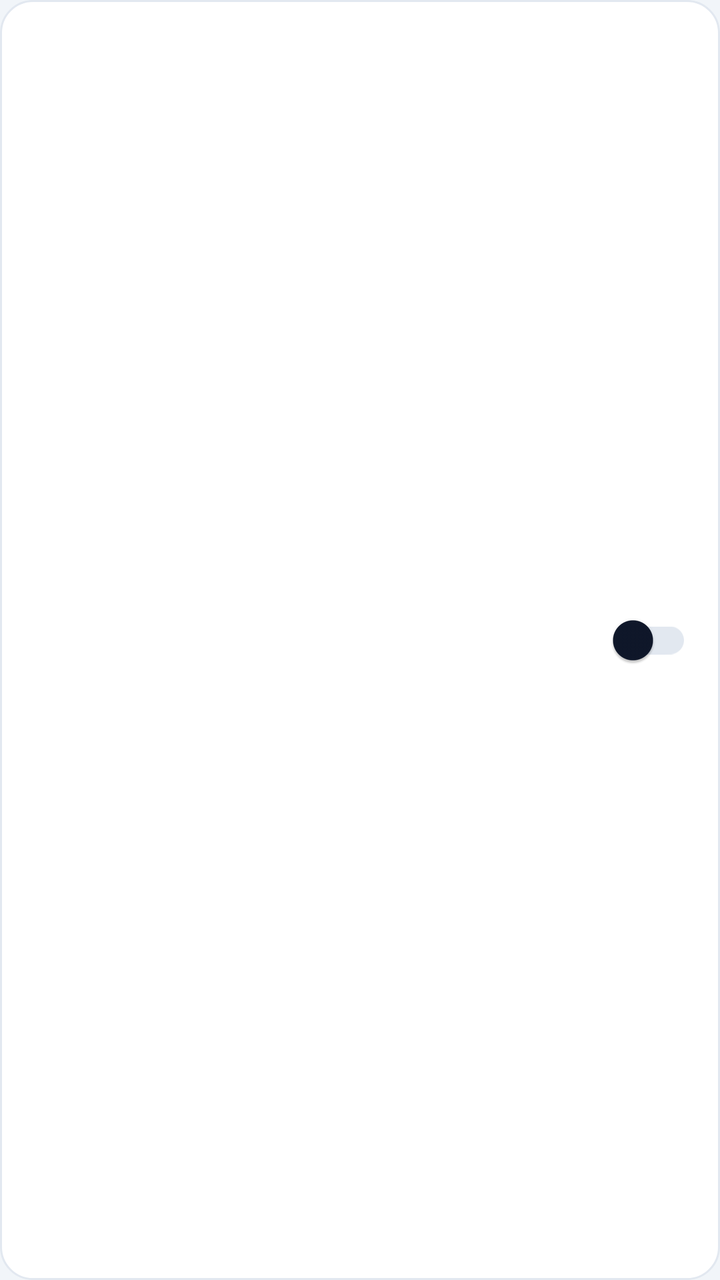
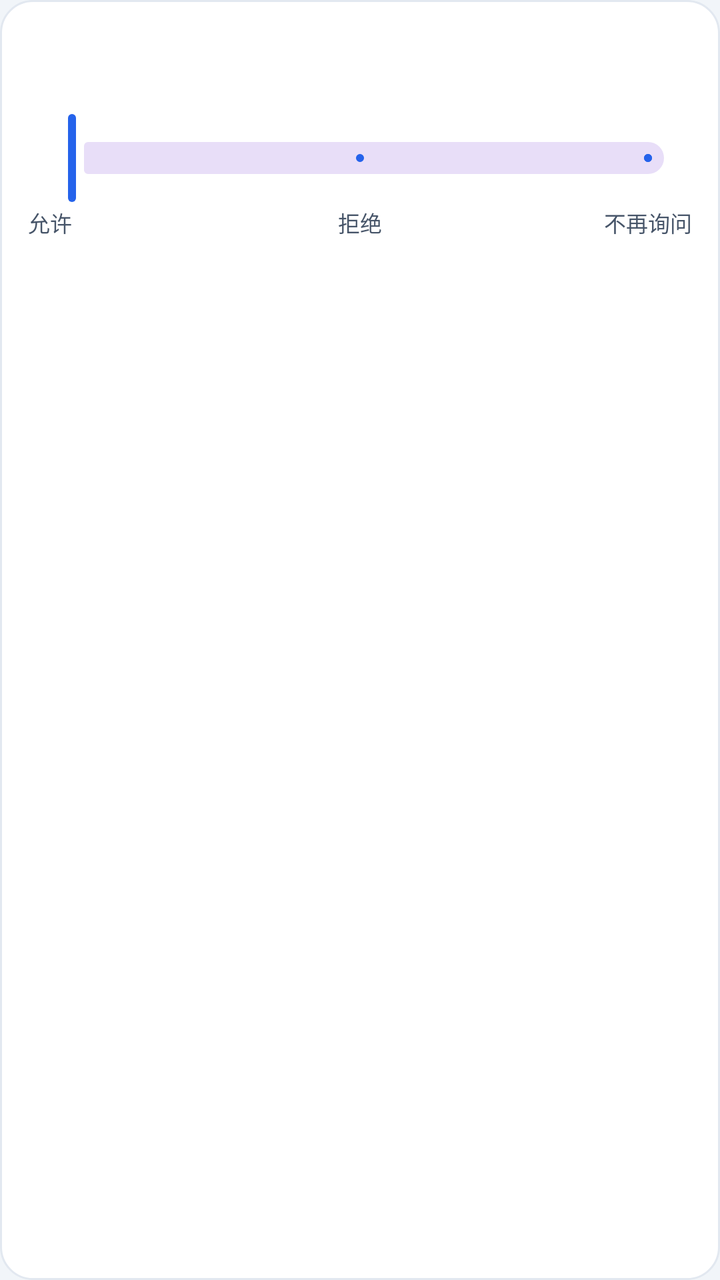

Screens rendered from an Android XML layout before and after an edit, with the pre-edit source and the edit as a unified diff.
<!-- AndroidManifest.xml: application theme Theme.MiniApp -->
<!-- res/layout/item_permission.xml -->
<?xml version="1.0" encoding="utf-8"?>
<androidx.constraintlayout.widget.ConstraintLayout xmlns:android="http://schemas.android.com/apk/res/android"
    xmlns:app="http://schemas.android.com/apk/res-auto"
    android:layout_width="match_parent"
    android:layout_height="wrap_content"
    android:layout_marginBottom="8dp"
    android:background="@drawable/shape_card"
    android:padding="14dp">

    <TextView
        android:id="@+id/tv_perm_name"
        android:layout_width="0dp"
        android:layout_height="wrap_content"
        android:textColor="@color/text_primary"
        android:textSize="15sp"
        app:layout_constraintTop_toTopOf="parent"
        app:layout_constraintStart_toStartOf="parent"
        app:layout_constraintEnd_toStartOf="@id/switch_perm" />

    <TextView
        android:id="@+id/tv_perm_tag"
        android:layout_width="wrap_content"
        android:layout_height="wrap_content"
        android:layout_marginTop="4dp"
        android:textSize="11sp"
        app:layout_constraintTop_toBottomOf="@id/tv_perm_name"
        app:layout_constraintStart_toStartOf="parent" />

    <androidx.appcompat.widget.SwitchCompat
        android:id="@+id/switch_perm"
        android:layout_width="wrap_content"
        android:layout_height="wrap_content"
        app:layout_constraintTop_toTopOf="parent"
        app:layout_constraintEnd_toEndOf="parent"
        app:layout_constraintBottom_toBottomOf="parent" />

</androidx.constraintlayout.widget.ConstraintLayout>
<!-- resources referenced by this layout -->
<resources>
  <color name="text_primary">#0F172A</color>
  <!-- drawable shape_card (drawable) -->
  <shape xmlns:android="http://schemas.android.com/apk/res/android" android:shape="rectangle">
      <solid android:color="@color/bg_card" />
      <corners android:radius="16dp" />
      <stroke android:width="1dp" android:color="@color/divider" />
  </shape>
  <style name="Theme.MiniApp" parent="Theme.Material3.DayNight.NoActionBar">
          
          <item name="colorPrimary">@color/brand_primary</item>
          <item name="colorOnPrimary">@color/brand_on_primary</item>
          <item name="colorPrimaryContainer">@color/brand_primary_container</item>
          <item name="colorOnPrimaryContainer">@color/brand_on_primary_container</item>
          <item name="colorSecondary">@color/brand_accent</item>
          <item name="colorOnSecondary">@color/brand_on_secondary</item>
          <item name="colorSurface">@color/bg_card</item>
          <item name="colorOnSurface">@color/text_primary</item>
          <item name="colorSurfaceVariant">@color/bg_card_raised</item>
          <item name="colorOnSurfaceVariant">@color/text_secondary</item>
          <item name="colorOutline">@color/divider</item>
          <item name="colorError">@color/danger</item>
          <item name="colorOnError">#FFFFFF</item>
          <item name="android:windowBackground">@color/bg_window</item>
          <item name="android:statusBarColor" tools:targetApi="l">@color/brand_primary_dark</item>
          
          <item name="android:windowAnimationStyle">@style/Animation.MiniApp.Activity</item>
          
          <item name="android:alertDialogTheme">@style/ThemeOverlay.MiniApp.RoundedDialog</item>
          <item name="alertDialogTheme">@style/ThemeOverlay.MiniApp.RoundedDialog</item>
          <item name="materialAlertDialogTheme">@style/ThemeOverlay.MiniApp.RoundedDialog</item>
      </style>
  <color name="bg_card">#FFFFFF</color>
  <color name="divider">#E2E8F0</color>
  <color name="brand_primary">#2563EB</color>
  <color name="brand_on_primary">#FFFFFF</color>
  <color name="brand_primary_container">#DBEAFE</color>
  <color name="brand_on_primary_container">#1E3A8A</color>
  <color name="brand_accent">#F59E0B</color>
  <color name="brand_on_secondary">#1A1504</color>
  <color name="bg_card_raised">#F8FAFC</color>
  <color name="text_secondary">#475569</color>
  <color name="danger">#DC2626</color>
  <color name="bg_window">#F1F5F9</color>
  <color name="brand_primary_dark">#1E40AF</color>
  <style name="Animation.MiniApp.Activity" parent="@android:style/Animation.Activity">
          <item name="android:activityOpenEnterAnimation">@anim/slide_in_right</item>
          <item name="android:activityOpenExitAnimation">@anim/fade_out_slight</item>
          <item name="android:activityCloseEnterAnimation">@anim/fade_in_slight</item>
          <item name="android:activityCloseExitAnimation">@anim/slide_out_right</item>
      </style>
  <style name="ThemeOverlay.MiniApp.RoundedDialog" parent="ThemeOverlay.Material3.MaterialAlertDialog">
          <item name="colorPrimary">@color/brand_primary</item>
          <item name="colorSecondary">@color/brand_accent</item>
          <item name="shapeAppearanceOverlay">@style/ShapeAppearance.MiniApp.Dialog</item>
          <item name="buttonBarPositiveButtonStyle">@style/Widget.MiniApp.DialogButton</item>
          <item name="buttonBarNegativeButtonStyle">@style/Widget.MiniApp.DialogButton</item>
          <item name="buttonBarNeutralButtonStyle">@style/Widget.MiniApp.DialogButton</item>
      </style>
  <style name="ShapeAppearance.MiniApp.Dialog" parent="">
          <item name="cornerFamily">rounded</item>
          <item name="cornerSize">24dp</item>
      </style>
  <style name="Widget.MiniApp.DialogButton" parent="Widget.Material3.Button.TextButton.Dialog">
          <item name="android:textColor">@color/brand_primary</item>
      </style>
</resources>

<!-- the commit's change to res/layout/item_permission.xml (unified diff, before → after) -->
@@ -15,23 +15,61 @@
         android:textSize="15sp"
         app:layout_constraintTop_toTopOf="parent"
         app:layout_constraintStart_toStartOf="parent"
-        app:layout_constraintEnd_toStartOf="@id/switch_perm" />
+        app:layout_constraintEnd_toEndOf="parent" />
 
     <TextView
         android:id="@+id/tv_perm_tag"
         android:layout_width="wrap_content"
         android:layout_height="wrap_content"
-        android:layout_marginTop="4dp"
+        android:layout_marginTop="2dp"
         android:textSize="11sp"
         app:layout_constraintTop_toBottomOf="@id/tv_perm_name"
         app:layout_constraintStart_toStartOf="parent" />
 
-    <androidx.appcompat.widget.SwitchCompat
-        android:id="@+id/switch_perm"
+    <com.google.android.material.slider.Slider
+        android:id="@+id/slider_perm"
+        android:layout_width="0dp"
+        android:layout_height="wrap_content"
+        android:layout_marginTop="4dp"
+        android:stepSize="1"
+        android:value="0"
+        android:valueFrom="0"
+        android:valueTo="2"
+        app:labelBehavior="gone"
+        app:layout_constraintTop_toBottomOf="@id/tv_perm_tag"
+        app:layout_constraintStart_toStartOf="parent"
+        app:layout_constraintEnd_toEndOf="parent" />
+
+    <TextView
+        android:id="@+id/lb_allow"
         android:layout_width="wrap_content"
         android:layout_height="wrap_content"
-        app:layout_constraintTop_toTopOf="parent"
+        android:text="允许"
+        android:textColor="@color/text_secondary"
+        android:textSize="11sp"
+        app:layout_constraintTop_toBottomOf="@id/slider_perm"
+        app:layout_constraintStart_toStartOf="parent" />
+
+    <TextView
+        android:id="@+id/lb_deny"
+        android:layout_width="wrap_content"
+        android:layout_height="wrap_content"
+        android:text="拒绝"
+        android:textColor="@color/text_secondary"
+        android:textSize="11sp"
+        app:layout_constraintTop_toTopOf="@id/lb_allow"
+        app:layout_constraintStart_toStartOf="parent"
         app:layout_constraintEnd_toEndOf="parent"
-        app:layout_constraintBottom_toBottomOf="parent" />
+        app:layout_constraintHorizontal_bias="0.5" />
+
+    <TextView
+        android:id="@+id/lb_forever"
+        android:layout_width="wrap_content"
+        android:layout_height="wrap_content"
+        android:text="不再询问"
+        android:textColor="@color/text_secondary"
+        android:textSize="11sp"
+        app:layout_constraintTop_toTopOf="@id/lb_allow"
+        app:layout_constraintEnd_toEndOf="parent" />
 
 </androidx.constraintlayout.widget.ConstraintLayout>
